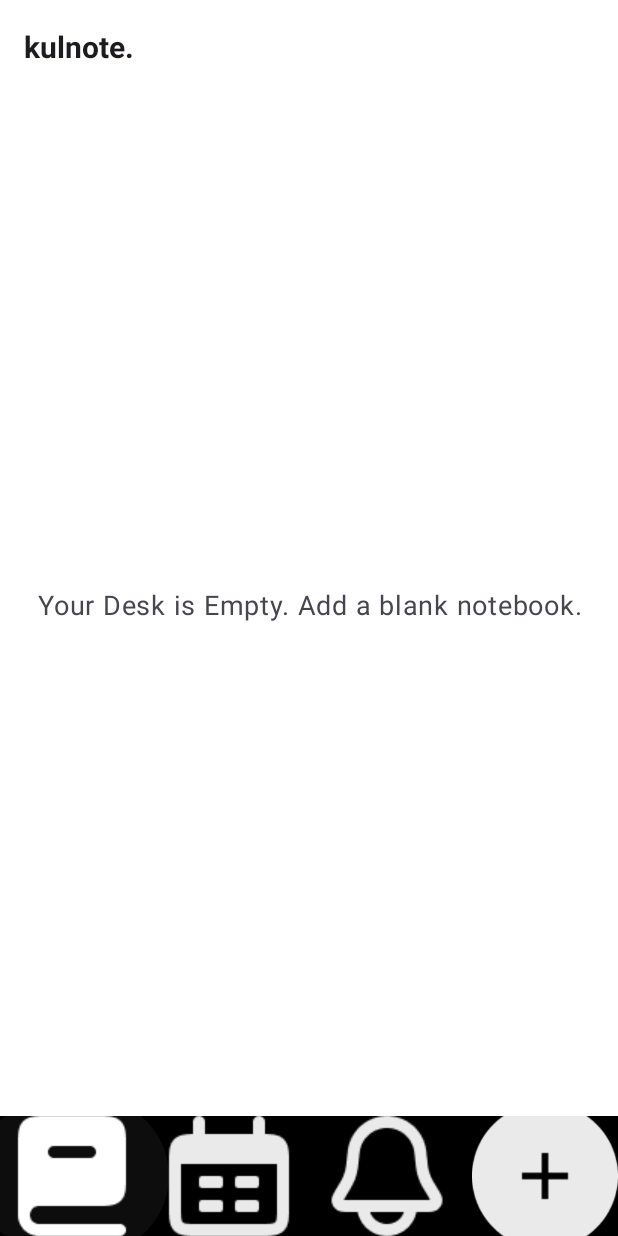
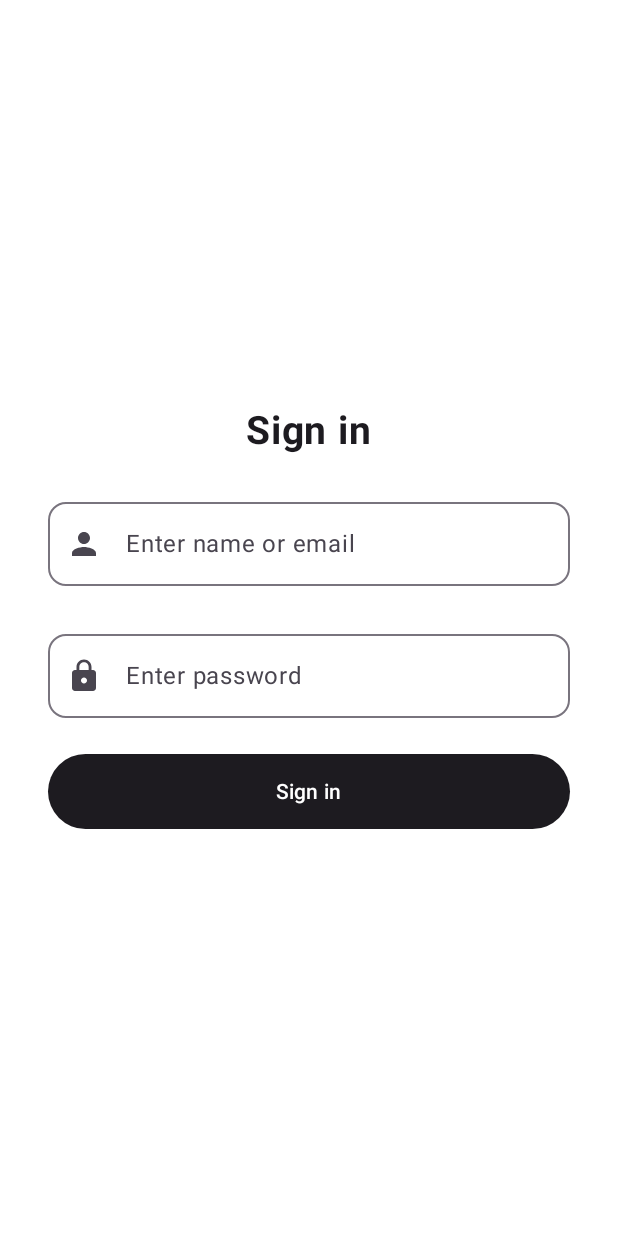
Before and after one commit to aaufarhan/kulnote, an Android app built with Jetpack Compose: the screen it shows after launch (MainActivity), on a phone screen of 412 x 824 dp. Run offline under Robolectric (Android 15) with nearby library versions, the phone set to English and light mode, and no system bars.

Commit message:
login done

```diff
--- a/app/src/main/java/com/example/kulnote/MainActivity.kt
+++ b/app/src/main/java/com/example/kulnote/MainActivity.kt
@@ -7,12 +7,15 @@ import androidx.compose.foundation.layout.fillMaxSize
 import androidx.compose.foundation.layout.padding
 import androidx.compose.material3.*
 import androidx.compose.runtime.Composable
+import androidx.compose.runtime.getValue
 import androidx.compose.ui.Modifier
 import androidx.compose.ui.text.font.FontWeight
 import androidx.compose.ui.unit.sp
 import androidx.lifecycle.viewmodel.compose.viewModel
 import androidx.navigation.NavHostController
 import androidx.navigation.NavType
+import androidx.navigation.compose.currentBackStackEntryAsState
+import androidx.navigation.NavDestination
 import androidx.navigation.compose.NavHost
 import androidx.navigation.compose.composable
 import androidx.navigation.compose.rememberNavController
@@ -22,6 +25,7 @@ import com.example.kulnote.data.viewmodel.ReminderViewModel
 import com.example.kulnote.data.viewmodel.ScheduleViewModel
 import com.example.kulnote.ui.navigation.BottomNavBar
 import com.example.kulnote.ui.screen.addpage.AddPageScreen
+import com.example.kulnote.ui.screen.auth.LoginScreen
 import com.example.kulnote.ui.screen.note.NoteFolderListScreen
 import com.example.kulnote.ui.screen.note.NoteListScreen
 import com.example.kulnote.ui.screen.reminder.ReminderListScreen
@@ -51,10 +55,15 @@ fun KulNoteApp() {
     val noteViewModel: NoteViewModel = viewModel()
     val reminderViewModel: ReminderViewModel = viewModel()
 
+    val navBackStackEntry by navController.currentBackStackEntryAsState()
+    val currentRoute = navBackStackEntry?.destination?.route
+
+    val showBottomBar = currentRoute !in listOf("login")
 
     Scaffold(
         containerColor = MaterialTheme.colorScheme.surface,
         topBar = {
+            if (currentRoute != "login") {
                 TopAppBar(
                     title = {
                         Text(
@@ -68,8 +77,11 @@ fun KulNoteApp() {
                         titleContentColor = MaterialTheme.colorScheme.onSurface
                     )
                 )
+            }
         },
-        bottomBar = { BottomNavBar(navController) }
+        bottomBar = {
+            if (showBottomBar) BottomNavBar(navController)
+        }
     ) { innerPadding ->
         NavigationGraph(
             navController = navController,
@@ -91,9 +103,15 @@ fun NavigationGraph(
 ) {
     NavHost(
         navController = navController,
-        startDestination = "note_folders",
+        startDestination = "login",
         modifier = modifier
     ) {
+
+        // Halaman Login
+        composable("login") {
+            LoginScreen(navController)
+        }
+
         // Halaman Default (Folder List)
         composable("note_folders") {
             NoteFolderListScreen(navController, scheduleViewModel, modifier)
@@ -104,12 +122,11 @@ fun NavigationGraph(
             AddPageScreen(navController, scheduleViewModel, noteViewModel, reminderViewModel)
         }
 
+        // Halaman Reminder
         composable("reminder_list") {
             ReminderListScreen(
                 navController, reminderViewModel)
         }
-
-
 
         // Halaman Note List (dengan argumen ID matkul)
         composable(
--- /dev/null
+++ b/app/src/main/java/com/example/kulnote/ui/screen/auth/LoginScreen.kt
@@ -0,0 +1,86 @@
+package com.example.kulnote.ui.screen.auth
+
+import androidx.compose.foundation.layout.*
+import androidx.compose.foundation.shape.RoundedCornerShape
+import androidx.compose.material.icons.Icons
+import androidx.compose.material.icons.filled.Lock
+import androidx.compose.material.icons.filled.Person
+import androidx.compose.material3.*
+import androidx.compose.runtime.*
+import androidx.compose.ui.Alignment
+import androidx.compose.ui.Modifier
+import androidx.compose.ui.text.font.FontWeight
+import androidx.compose.ui.text.input.PasswordVisualTransformation
+import androidx.compose.ui.unit.dp
+import androidx.compose.ui.unit.sp
+import androidx.navigation.NavController
+
+@Composable
+fun LoginScreen(navController: NavController) {
+    var username by remember { mutableStateOf("") }
+    var password by remember { mutableStateOf("") }
+
+    Box(
+        modifier = Modifier
+            .fillMaxSize()
+            .padding(32.dp),
+        contentAlignment = Alignment.Center
+    ) {
+        Column(
+            horizontalAlignment = Alignment.CenterHorizontally,
+            verticalArrangement = Arrangement.spacedBy(24.dp),
+            modifier = Modifier.fillMaxWidth()
+        ) {
+            Text(
+                text = "Sign in",
+                fontSize = 26.sp,
+                fontWeight = FontWeight.Bold
+            )
+
+            OutlinedTextField(
+                value = username,
+                onValueChange = { username = it },
+                label = { Text("Enter name or email") },
+                leadingIcon = {
+                    Icon(Icons.Default.Person, contentDescription = "User Icon")
+                },
+                singleLine = true,
+                shape = RoundedCornerShape(12.dp),
+                modifier = Modifier.fillMaxWidth()
+            )
+
+            OutlinedTextField(
+                value = password,
+                onValueChange = { password = it },
+                label = { Text("Enter password") },
+                leadingIcon = {
+                    Icon(Icons.Default.Lock, contentDescription = "Lock Icon")
+                },
+                singleLine = true,
+                visualTransformation = PasswordVisualTransformation(),
+                shape = RoundedCornerShape(12.dp),
+                modifier = Modifier.fillMaxWidth()
+            )
+
+            Button(
+                onClick = {
+                    if (username.isNotBlank() && password.isNotBlank()) {
+                        // ✅ Setelah login sukses, pindah ke halaman utama
+                        navController.navigate("note_folders") {
+                            popUpTo("login") { inclusive = true } // biar gak bisa balik ke login
+                        }
+                    }
+                },
+                modifier = Modifier
+                    .fillMaxWidth()
+                    .height(50.dp),
+                shape = RoundedCornerShape(25.dp),
+                colors = ButtonDefaults.buttonColors(
+                    containerColor = MaterialTheme.colorScheme.onSurface
+                )
+            ) {
+                Text("Sign in", color = MaterialTheme.colorScheme.surface)
+            }
+        }
+    }
+}
```
Also changed, not shown: app/src/main/java/com/example/kulnote/ui/screen/note/NoteContent.kt (renamed from app/src/main/java/com/example/kulnote/ui/screen/note/NoteFolderItem.kt). Lines whose indentation alone changed are shown as unchanged.
